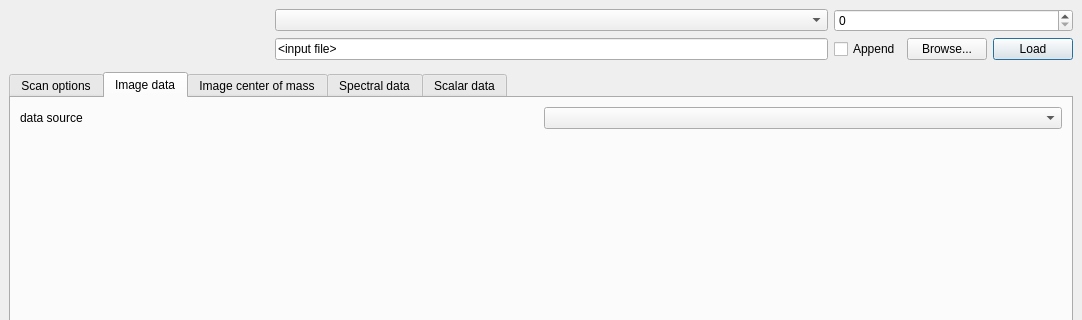
This is apps/scanViewer/design.ui in maxiv-science/nanomax-analysis-utils as Qt 5 draws it before an edit; both pictures show x 0 to 1082 and y 0 to 320 of the 1082 by 678 pixel window. The edited form follows.
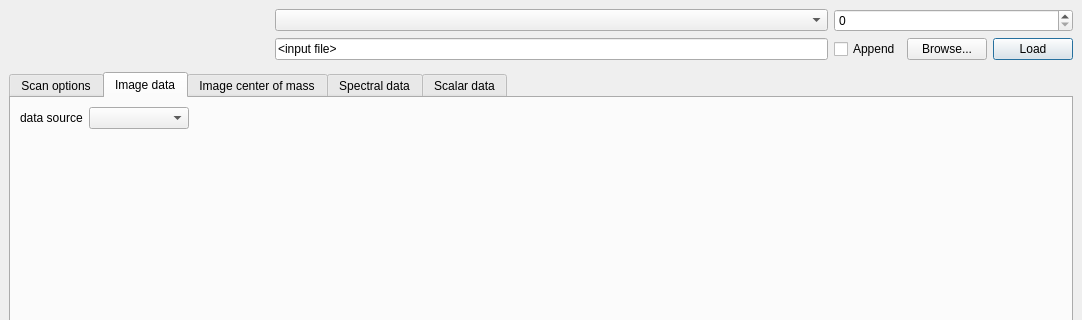
This is the edited form. Icons and pictures are not drawn. Custom widgets are drawn as their Qt base class.

What changed in the file:
```diff
--- a/apps/scanViewer/design.ui
+++ b/apps/scanViewer/design.ui
@@ -46,9 +46,29 @@
          </widget>
         </item>
         <item row="0" column="1">
-         <widget class="QComboBox" name="dataSource2dBox"/>
+         <widget class="QComboBox" name="dataSource2dBox">
+          <property name="minimumSize">
+           <size>
+            <width>100</width>
+            <height>0</height>
+           </size>
+          </property>
+         </widget>
         </item>
-        <item row="2" column="0" colspan="2">
+        <item row="0" column="2">
+         <spacer name="horizontalSpacer">
+          <property name="orientation">
+           <enum>Qt::Horizontal</enum>
+          </property>
+          <property name="sizeHint" stdset="0">
+           <size>
+            <width>40</width>
+            <height>20</height>
+           </size>
+          </property>
+         </spacer>
+        </item>
+        <item row="2" column="0" colspan="3">
          <widget class="XrdWidget" name="xrdWidget" native="true"/>
         </item>
        </layout>
```
Left out of the diff: 72 changed lines with no effect on the pictures.
